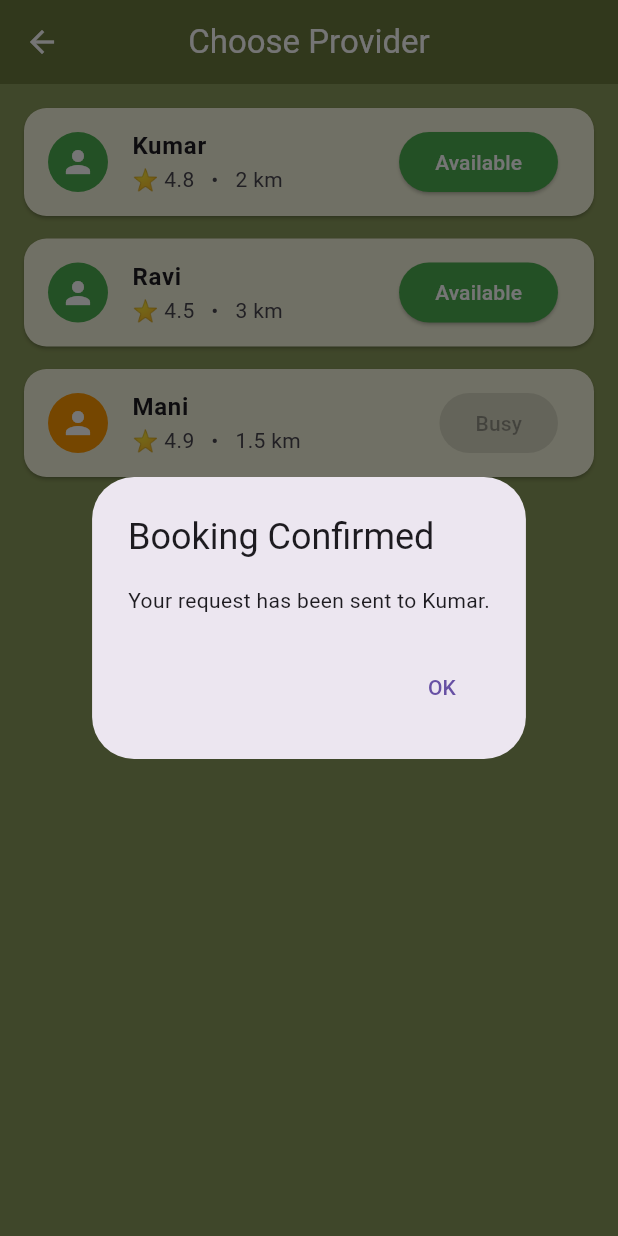
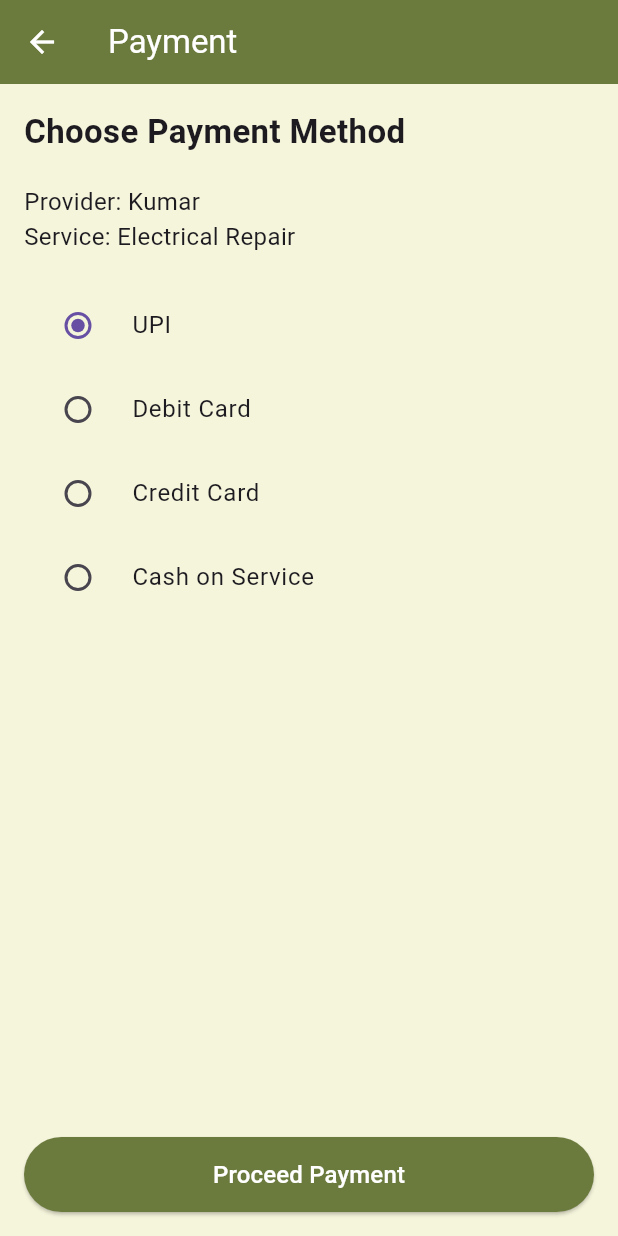
Before and after one commit to shudaryaazhinikumar-png/FixNear, a Flutter app: the ProviderListScreen screen opened directly, after a tap on "Available", on a phone screen of 412 x 824 dp. Run offline on Flutter 3.47's test engine with Material 3 defaults, Android fonts, the phone set to English and light mode, and no system bars.

Commit message:
Added payment screen and provider navigation flow

```diff
--- /dev/null
+++ b/readyfix/ready_fixx/lib/screens/payment_screen.dart
@@ -0,0 +1,146 @@
+import 'package:flutter/material.dart';
+
+class PaymentScreen extends StatefulWidget {
+  final String providerName;
+  final String serviceName;
+
+  const PaymentScreen({
+    super.key,
+    required this.providerName,
+    required this.serviceName,
+  });
+
+  @override
+  State<PaymentScreen> createState() => _PaymentScreenState();
+}
+
+class _PaymentScreenState extends State<PaymentScreen> {
+  String selectedMethod = "UPI";
+
+  @override
+  Widget build(BuildContext context) {
+    return Scaffold(
+      backgroundColor: const Color(0xFFF5F5DC),
+
+      appBar: AppBar(
+        title: const Text("Payment"),
+        backgroundColor: const Color(0xFF6B7A3D),
+        foregroundColor: Colors.white,
+      ),
+
+      body: Padding(
+        padding: const EdgeInsets.all(16),
+        child: Column(
+          crossAxisAlignment: CrossAxisAlignment.start,
+          children: [
+
+            const Text(
+              "Choose Payment Method",
+              style: TextStyle(
+                fontSize: 22,
+                fontWeight: FontWeight.bold,
+              ),
+            ),
+
+            const SizedBox(height: 20),
+
+            Text(
+              "Provider: ${widget.providerName}",
+              style: const TextStyle(fontSize: 16),
+            ),
+
+            Text(
+              "Service: ${widget.serviceName}",
+              style: const TextStyle(fontSize: 16),
+            ),
+
+            const SizedBox(height: 20),
+
+            RadioListTile(
+              title: const Text("UPI"),
+              value: "UPI",
+              groupValue: selectedMethod,
+              onChanged: (value) {
+                setState(() {
+                  selectedMethod = value.toString();
+                });
+              },
+            ),
+
+            RadioListTile(
+              title: const Text("Debit Card"),
+              value: "Debit Card",
+              groupValue: selectedMethod,
+              onChanged: (value) {
+                setState(() {
+                  selectedMethod = value.toString();
+                });
+              },
+            ),
+
+            RadioListTile(
+              title: const Text("Credit Card"),
+              value: "Credit Card",
+              groupValue: selectedMethod,
+              onChanged: (value) {
+                setState(() {
+                  selectedMethod = value.toString();
+                });
+              },
+            ),
+
+            RadioListTile(
+              title: const Text("Cash on Service"),
+              value: "Cash",
+              groupValue: selectedMethod,
+              onChanged: (value) {
+                setState(() {
+                  selectedMethod = value.toString();
+                });
+              },
+            ),
+
+            const Spacer(),
+
+            SizedBox(
+              width: double.infinity,
+              height: 50,
+              child: ElevatedButton(
+                style: ElevatedButton.styleFrom(
+                  backgroundColor: const Color(0xFF6B7A3D),
+                  foregroundColor: Colors.white,
+                ),
+
+                onPressed: () {
+                  showDialog(
+                    context: context,
+                    builder: (_) => AlertDialog(
+                      title: const Text("Payment Successful"),
+                      content: Text(
+                        "Paid via $selectedMethod\n\nBooking confirmed with ${widget.providerName}",
+                      ),
+                      actions: [
+                        TextButton(
+                          onPressed: () {
+                            Navigator.pop(context); // close dialog
+                            Navigator.pop(context); // go back to provider list
+                          },
+                          child: const Text("OK"),
+                        ),
+                      ],
+                    ),
+                  );
+                },
+
+                child: const Text(
+                  "Proceed Payment",
+                  style: TextStyle(fontSize: 16),
+                ),
+              ),
+            ),
+          ],
+        ),
+      ),
+    );
+  }
+}
--- a/readyfix/ready_fixx/lib/screens/provider_list_screen.dart
+++ b/readyfix/ready_fixx/lib/screens/provider_list_screen.dart
@@ -1,4 +1,5 @@
 import 'package:flutter/material.dart';
+import 'payment_screen.dart';
 
 class ProviderListScreen extends StatelessWidget {
   const ProviderListScreen({super.key});
@@ -80,21 +81,13 @@ class ProviderListScreen extends StatelessWidget {
                 ),
                 onPressed: provider['status'] == 'Available'
     ? () {
-                        showDialog(
-                          context: context,
-                          builder: (_) => AlertDialog(
-                            title: const Text('Booking Confirmed'),
-                            content: Text(
-                              'Your request has been sent to ${provider['name']}.',
+        Navigator.push(
+          context,
+          MaterialPageRoute(
+            builder: (context) => PaymentScreen(
+              providerName: provider['name']!,
+              serviceName: "Electrical Repair",
             ),
-                            actions: [
-                              TextButton(
-                                onPressed: () {
-                                  Navigator.pop(context);
-                                },
-                                child: const Text('OK'),
-                              ),
-                            ],
           ),
         );
       }
```
Lines whose indentation alone changed are shown as unchanged.
